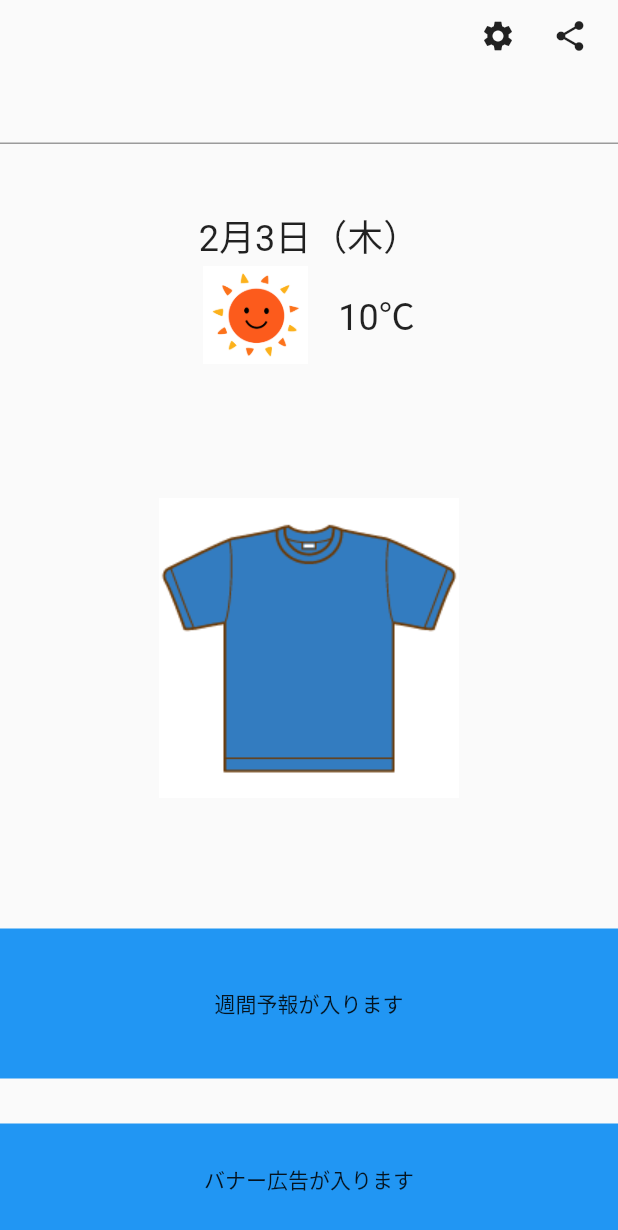
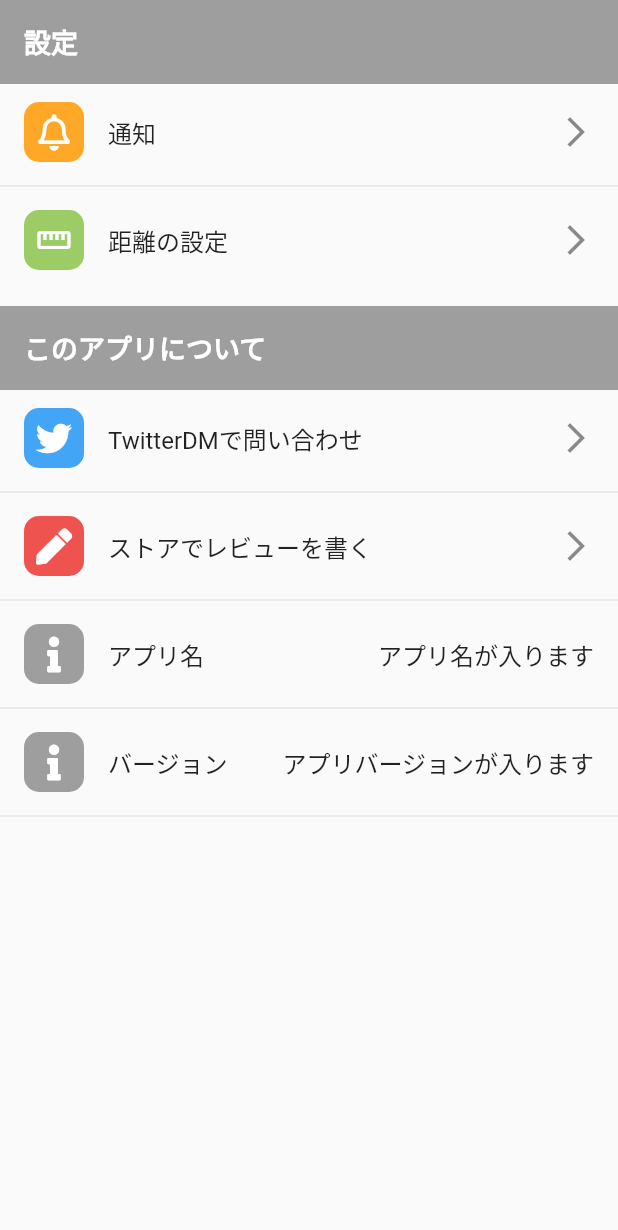
Before and after one commit to haterain0203/weather_and_clothes, a Flutter app: the screen it shows after launch, after a tap on the "settings" icon, on a phone screen of 412 x 824 dp. Shown: the top 1230 px of the screen. Run offline on Flutter 3.47's test engine with Material 2 defaults, Android fonts, the light colour scheme and no system bars; our stand-ins replace font_awesome_flutter; Roboto replaces fonts that are missing (MyFont).

Commit message:
#7 設定画面の作成（過去アプリから引用）

```diff
--- /dev/null
+++ b/lib/components/setting_list_tile.dart
@@ -0,0 +1,44 @@
+import 'package:flutter/material.dart';
+import 'package:font_awesome_flutter/font_awesome_flutter.dart';
+
+class SettingListTile extends StatelessWidget {
+  const SettingListTile(
+      {Key? key, required this.color,
+      required this.iconData,
+      required this.title,
+      this.trailing,
+      this.onTap}) : super(key: key);
+
+  final Color color;
+  final IconData iconData;
+  final String title;
+  final Widget? trailing;
+  final VoidCallback? onTap;
+
+  @override
+  Widget build(BuildContext context) {
+    return ListTile(
+        leading: Container(
+          height: 40.0,
+          width: 40.0,
+          decoration: BoxDecoration(
+            color: color,
+            borderRadius: BorderRadius.circular(10),
+          ),
+          child: Padding(
+            padding: const EdgeInsets.all(8.0),
+            child: Center(
+              child: FaIcon(
+                iconData,
+                color: Colors.white,
+              ),
+            ),
+          ),
+        ),
+        title: Text(title),
+        // 呼び出し元でtrailingを設定しない場合、「arrow_forward_ios」を表示
+        trailing: trailing ?? const Icon(Icons.arrow_forward_ios),
+        onTap: onTap
+    );
+  }
+}
--- a/lib/main.dart
+++ b/lib/main.dart
@@ -2,6 +2,7 @@ import 'package:flutter/material.dart';
 import 'package:flutter/services.dart';
 import 'package:provider/provider.dart';
 import 'package:weatherandclothes/views/home/home_model.dart';
+import 'package:weatherandclothes/views/settings/settings_model.dart';
 import 'my_app.dart';
 
 void main() {
@@ -11,6 +12,7 @@ void main() {
     MultiProvider(
       providers: [
         ChangeNotifierProvider(create: (_) => HomeModel()),
+        ChangeNotifierProvider(create: (_) => SettingsModel()),
       ],
       child: const MyApp(),
     ),
--- a/lib/views/home/home_model.dart
+++ b/lib/views/home/home_model.dart
@@ -1,4 +1,5 @@
 import 'package:flutter/cupertino.dart';
+import 'package:flutter/material.dart';
 import 'package:weatherandclothes/repositories/home_repository.dart';
 
 class HomeModel extends ChangeNotifier {
--- a/lib/views/home/home_page.dart
+++ b/lib/views/home/home_page.dart
@@ -1,5 +1,6 @@
 import 'package:flutter/material.dart';
 import 'package:provider/provider.dart';
+import 'package:weatherandclothes/views/settings/settings_page.dart';
 
 import 'home_model.dart';
 
@@ -23,7 +24,7 @@ class HomePage extends StatelessWidget {
                 IconButton(
                   icon: const Icon(Icons.settings, size: 24.0,),
                   onPressed: () {
-                    //TODO 押下処理の追加
+                    Navigator.push(context, MaterialPageRoute(builder: (context) => const SettingsPage()));
                   },
                 ),
                 IconButton(
--- /dev/null
+++ b/lib/views/settings/settings_model.dart
@@ -0,0 +1,5 @@
+import 'package:flutter/material.dart';
+
+class SettingsModel extends ChangeNotifier {
+
+}
--- /dev/null
+++ b/lib/views/settings/settings_page.dart
@@ -0,0 +1,131 @@
+import 'package:flutter/material.dart';
+import 'package:font_awesome_flutter/font_awesome_flutter.dart';
+import 'package:provider/provider.dart';
+import 'package:weatherandclothes/views/settings/settings_model.dart';
+import '../../components/setting_list_tile.dart';
+
+class SettingsPage extends StatelessWidget {
+  const SettingsPage({Key? key}) : super(key: key);
+
+  @override
+  Widget build(BuildContext context) {
+    return Scaffold(
+      body: SafeArea(
+        child: Column(
+          children: [
+            Container(
+              color: Colors.grey.shade500,
+              child: const ListTile(
+                title: Text(
+                  "設定",
+                  style: TextStyle(
+                      color: Colors.white,
+                      fontWeight: FontWeight.bold,
+                      fontSize: 18.0),
+                ),
+              ),
+            ),
+            const SizedBox(
+              height: 4.0,
+            ),
+            SettingListTile(
+              color: Colors.orange.shade400,
+              iconData: FontAwesomeIcons.bell,
+              title: "通知",
+              onTap: () {
+//              Navigator.push(
+//                  context,
+//                  MaterialPageRoute(
+//                      builder: (context) =>
+//                          LocalNotificationPage()));
+              },
+            ),
+            const Divider(),
+            SettingListTile(
+              color: Colors.lightGreen.shade400,
+              iconData: Icons.straighten,
+              title: "距離の設定",
+              onTap: () {
+//              Navigator.push(
+//                  context,
+//                  MaterialPageRoute(
+//                      builder: (context) =>
+//                      const SettingDistancePage()));
+              },
+            ),
+            const SizedBox(
+              height: 16.0,
+            ),
+            Container(
+              color: Colors.grey.shade500,
+              child: const ListTile(
+                title: Text(
+                  "このアプリについて",
+                  style: TextStyle(
+                      color: Colors.white,
+                      fontWeight: FontWeight.bold,
+                      fontSize: 18.0),
+                ),
+              ),
+            ),
+            const SizedBox(
+              height: 4.0,
+            ),
+            SettingListTile(
+              color: Colors.blue.shade400,
+              iconData: FontAwesomeIcons.twitter,
+              title: "TwitterDMで問い合わせ",
+              onTap: () async {
+//              await model.launchTwitterDM();
+              },
+            ),
+            const Divider(),
+            SettingListTile(
+              color: Colors.red.shade400,
+              iconData: FontAwesomeIcons.pen,
+              title: "ストアでレビューを書く",
+              onTap: () {
+//              LaunchReview.launch(
+//                  androidAppId: "com.stroll_app.stroll_app",
+//                  iOSAppId: "1596553008");
+              },
+            ),
+            const Divider(),
+            SettingListTile(
+              color: Colors.grey,
+              iconData: FontAwesomeIcons.info,
+              title: "アプリ名",
+              trailing: Consumer<SettingsModel>(
+                builder: (context, model, child) {
+                  return const Text(
+                    //TODO
+                    "アプリ名が入ります",
+//                  model.appName,
+                    style: TextStyle(fontSize: 16.0),
+                  );
+                },
+              ),
+            ),
+            const Divider(),
+            SettingListTile(
+              color: Colors.grey,
+              iconData: FontAwesomeIcons.info,
+              title: "バージョン",
+              trailing: Consumer<SettingsModel>(
+                builder: (context, model, child) {
+                  return const Text(
+                    //TODO
+                    "アプリバージョンが入ります",
+//                  model.version,
+                    style: TextStyle(fontSize: 16.0),
+                  );
+                },
+              ),
+            ),
+            const Divider(),
+          ],
+        ),
+      ),
+    );
+  }
+}
--- a/pubspec.yaml
+++ b/pubspec.yaml
@@ -36,6 +36,7 @@ dependencies:
   cupertino_icons: ^1.0.2
   provider: ^6.0.2
   http: ^0.13.4
+  font_awesome_flutter: ^9.2.0
 
 dev_dependencies:
   flutter_test:
```
Also changed, not shown: pubspec.lock.
